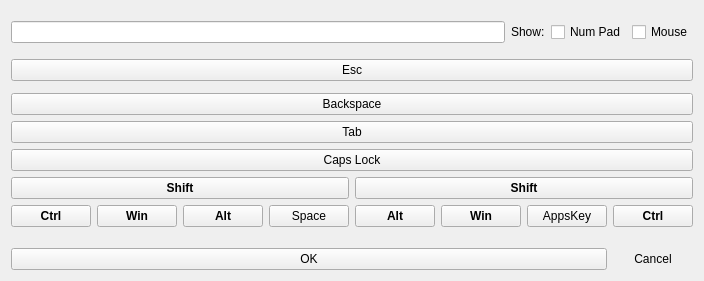
First picture: the form in ui/a2widget/a2hotkey/keyboard_dialog/base.ui, repository ewerybody/a2, before the edit.
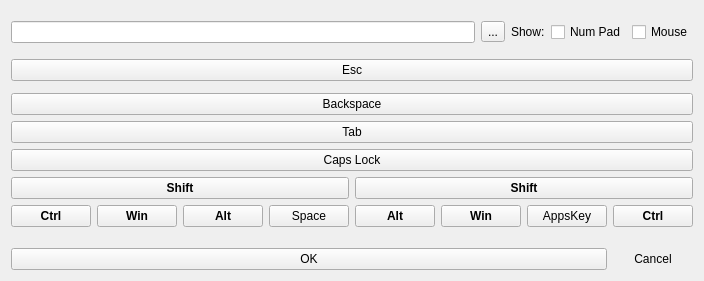
Second picture: the form after the edit. Custom widgets are drawn as their Qt base class.

Commit message: added menu button help into hotkey dialog

```diff
--- a/ui/a2widget/a2hotkey/keyboard_dialog/base.ui
+++ b/ui/a2widget/a2hotkey/keyboard_dialog/base.ui
@@ -26,7 +26,21 @@
       <number>10</number>
      </property>
      <item>
-      <widget class="QLineEdit" name="key_field"/>
+      <widget class="QLineEdit" name="key_field">
+       <property name="text">
+        <string notr="true"/>
+       </property>
+       <property name="readOnly">
+        <bool>true</bool>
+       </property>
+      </widget>
+     </item>
+     <item>
+      <widget class="A2MoreButton" name="option_button">
+       <property name="text">
+        <string>...</string>
+       </property>
+      </widget>
      </item>
      <item>
       <widget class="QLabel" name="label_2">
@@ -279,6 +293,13 @@
    </item>
   </layout>
  </widget>
+ <customwidgets>
+  <customwidget>
+   <class>A2MoreButton</class>
+   <extends>QToolButton</extends>
+   <header>a2widget</header>
+  </customwidget>
+ </customwidgets>
  <resources/>
  <connections/>
 </ui>
```
The commit also changes 3 other files.
